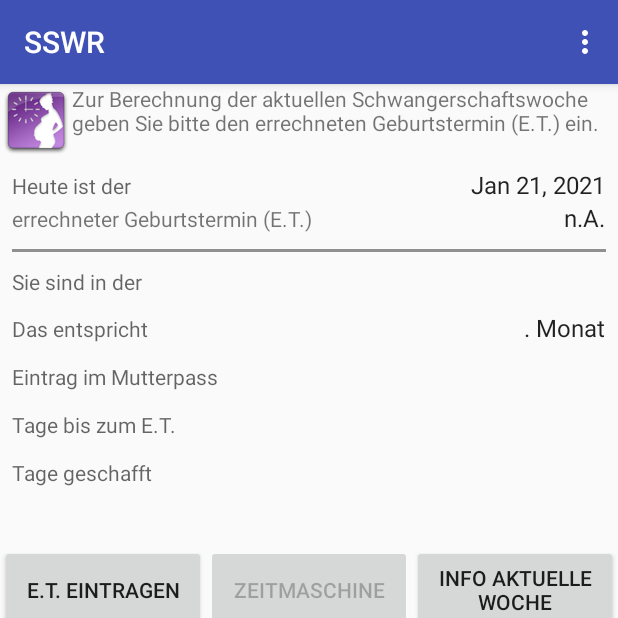
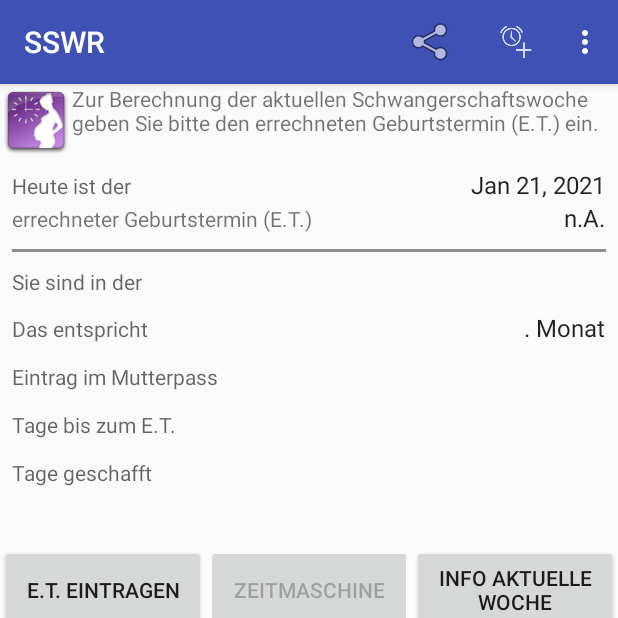
Before and after one commit to inog/SSWR, an Android app: the screen it shows after launch (SswrMainActivity), on a phone screen of 412 x 824 dp, the top half of it. Run offline under Robolectric (Android 15) with nearby library versions, the phone set to English and light mode, and no system bars; our stand-ins replace AdMob.

Commit message:
fix showAsAction issue
Signed-off-by: inog <kontakt@ingo-reschke.de>

```diff
--- a/app/src/main/res/menu/menu.xml
+++ b/app/src/main/res/menu/menu.xml
@@ -1,24 +1,22 @@
 <?xml version="1.0" encoding="utf-8"?>
-<menu
-  	xmlns:android="http://schemas.android.com/apk/res/android">
+<menu xmlns:android="http://schemas.android.com/apk/res/android"
+	xmlns:app="http://schemas.android.com/apk/res-auto">
 
 
 	<item
 		android:id="@+id/menu_tellAFriend"
 		android:icon="@android:drawable/ic_menu_share"
 		android:title="@string/menu_tellAFriend"
-		android:showAsAction="ifRoom|withText"
-		/>
+		app:showAsAction="ifRoom|withText" />
     <item android:id="@+id/menu_et_timemaschine"
         android:icon="@drawable/ic_action_timemachine"
         android:title="@string/menu_timemachine"
-        android:showAsAction="ifRoom|withText"
+        app:showAsAction="ifRoom|withText"
         />
     <item android:id="@+id/menu_weekinfo"
         android:icon="@android:drawable/ic_menu_week"
         android:title="@string/menu_weekinfo"
-        android:showAsAction="ifRoom|withText"
-        />
+		app:showAsAction="ifRoom|withText" />
 
     <item android:id="@+id/menu_et_date"
         android:icon="@android:drawable/ic_menu_edit"
```
